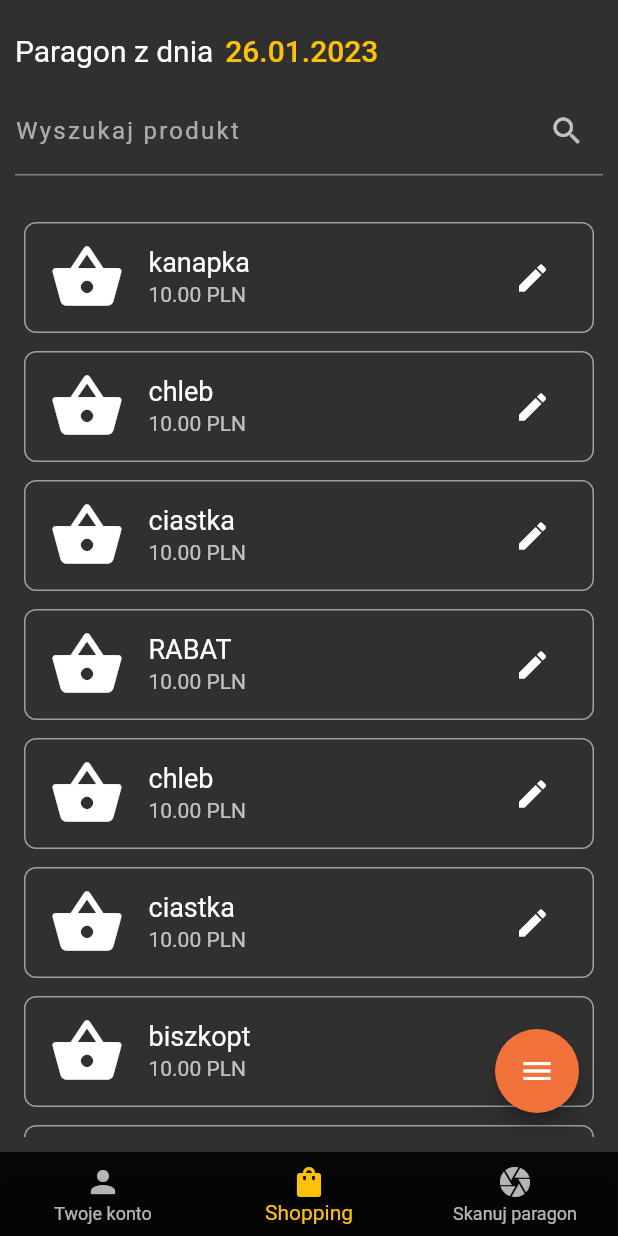
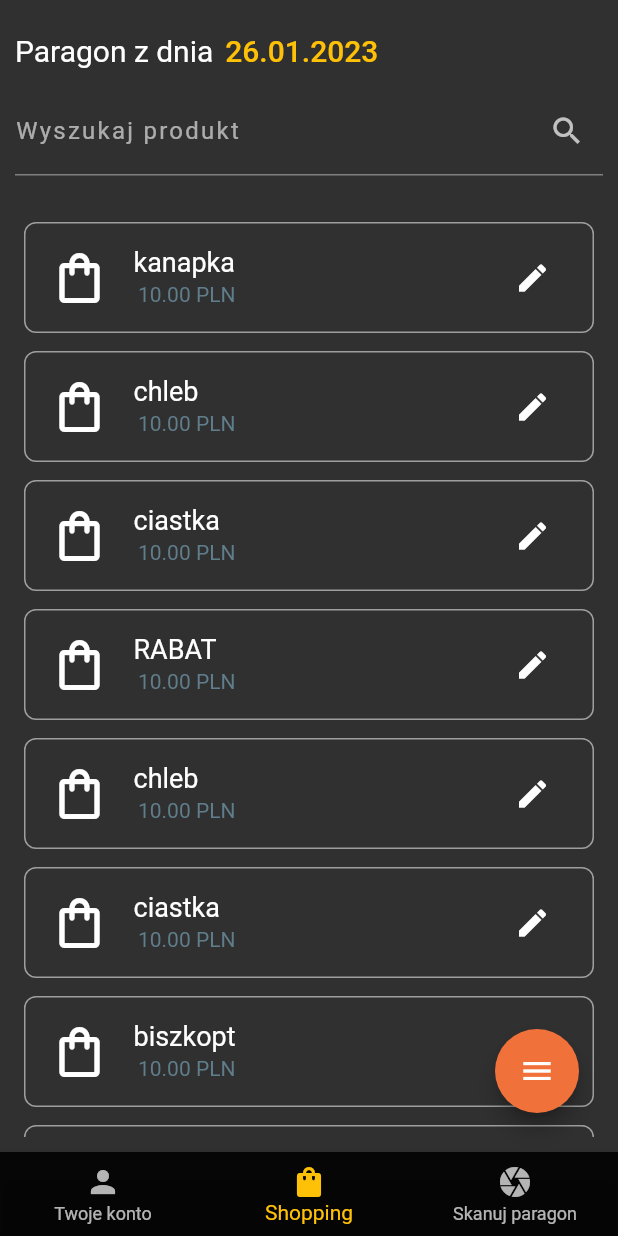
Before and after one commit to Hajdukson/enginering-project-mobile, a Flutter app: the screen it shows after launch, swiped to page 2, on a phone screen of 412 x 824 dp. Run offline on Flutter 3.47's test engine with Material 2 defaults, Android fonts, the phone set to English and light mode, and no system bars; our stand-ins replace camera, expandable, fl_chart, flutter_native_image, google_fonts; missing offline and left inert: date_util; network calls fail; Roboto replaces fonts that are missing (Anybody).

Commit message:
Change bought product tile design

```diff
--- a/lib/widgets/lists/details_product_list.dart
+++ b/lib/widgets/lists/details_product_list.dart
@@ -86,7 +86,7 @@ class DetailsProductList extends SelectableList<BoughtProduct> {
                     PopupMenuItem(value: SortDate.descending, child: Text("Data malejąco"),),
                   ];
                 },
-                child: const Text("Sortuj", style: TextStyle(fontSize: 20),),),
+                child: const Text("Sortowanie", style: TextStyle(fontSize: 20),),),
               TextButton(
                 onPressed: () {
                   expandableControler.toggle();
@@ -94,7 +94,7 @@ class DetailsProductList extends SelectableList<BoughtProduct> {
                 child: Row(
                   children: const [
                     Icon(Icons.filter_alt, color: Colors.white,),
-                    Text("Filtry", style: TextStyle(color: Colors.white, fontSize: 20),),
+                    Text("Filtrowanie", style: TextStyle(color: Colors.white, fontSize: 20),),
                   ],
               ))
             ],
--- a/lib/widgets/tiles/bought_product_tile.dart
+++ b/lib/widgets/tiles/bought_product_tile.dart
@@ -18,6 +18,8 @@ class BoughtProductTail extends StatelessWidget {
 
   @override
   Widget build(BuildContext context) {
+    var textStyle = const TextStyle(
+      color: Colors.blueGrey,);
     return SizeTransition(
       sizeFactor: animation,
       child: AnimatedContainer(
@@ -30,14 +32,17 @@ class BoughtProductTail extends StatelessWidget {
           border: product.isSelected ? Border.all(color: Colors.black12, width: 2) : Border.all(color: Colors.grey),
         ),
         child: ListTile(
-          leading: const Icon(Icons.shopping_basket, size: 50,),
+          leading: const Icon(Icons.shopping_bag_outlined, size: 40,),
           title: Text("${product.data.name}"),
-          subtitle: Row(
-            children: [
-              Text("${product.data.price?.toStringAsFixed(2)} PLN"),
-              const SizedBox(width: 10,),
-              showDate ? Text(DateFormat("yMMMd", "pl").format(product.data.boughtDate!)) : Container(),
-            ],
+          subtitle: Padding(
+            padding: const EdgeInsets.fromLTRB(3, 0, 0, 0),
+            child: Row(
+              children: [
+                Text("${product.data.price?.toStringAsFixed(2)} PLN", style: product.isSelected ? null : textStyle,),
+                const SizedBox(width: 10,),
+                showDate ? Text(DateFormat("yMMMd", "pl").format(product.data.boughtDate!), style: product.isSelected ? null : textStyle,) : Container(),
+              ],
+            ),
           ),
           trailing: trailingButton
         ),
```
